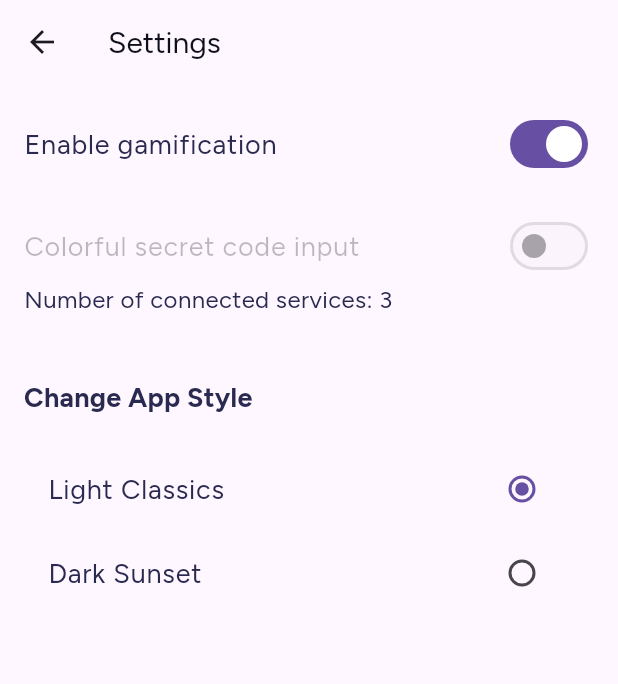
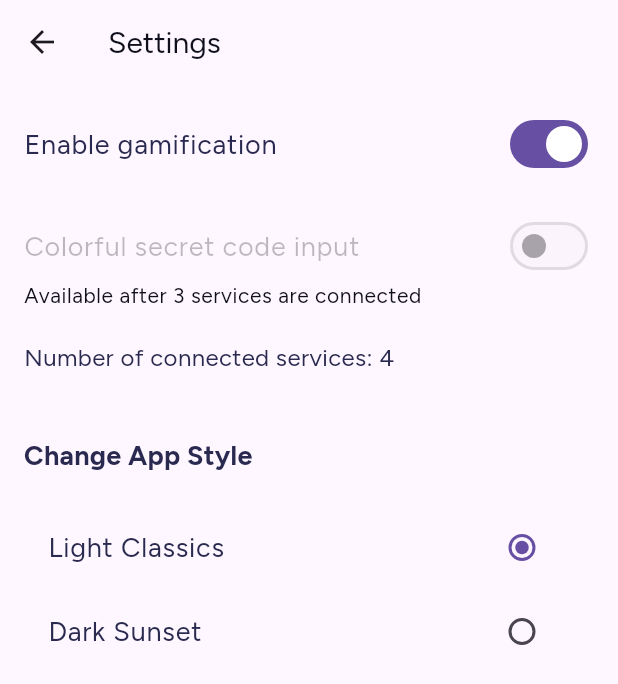
Before and after one commit to Jesya-o/gamified-mfa, a Flutter app: the SettingsScreen screen opened directly, on a phone screen of 412 x 824 dp. Shown: the top 684 px of the screen. Run offline on Flutter 3.47's test engine with Material 3 defaults, Android fonts, the phone set to English and light mode, and no system bars; our stand-ins replace firebase_core, firebase_messaging, google_fonts, qr_flutter, shared_preferences; accounts and stored records are empty.

Commit message:
connected services amount

```diff
--- a/lib/config/config.dart
+++ b/lib/config/config.dart
@@ -49,7 +49,7 @@ double pointsBadgeML(Size screen) {return screen.width / 2 + 70;}
 const double pointsBadgeOpacity = 0.9;
 const double borderRadius = 15;
 
-const int numberOfConnectedServices = 3;
+const int numberOfConnectedServices = 4;
 
 // Animations
 const int shakeDelay = 500;
--- a/lib/config/theme_data.dart
+++ b/lib/config/theme_data.dart
@@ -44,7 +44,7 @@ final ThemeData lightTheme = ThemeData(
         TextStyle(fontSize: 18, fontWeight: FontWeight.bold, color: lightBlue),
     bodyLarge: TextStyle(fontSize: 18, color: lightBlue),
     bodyMedium: TextStyle(fontSize: 16, color: lightBlue),
-    bodySmall: TextStyle(color: veryDarkBlue),
+    bodySmall: TextStyle(fontSize: 14, color: veryDarkBlue),
     labelLarge: TextStyle(fontSize: 16, color: snow),
     labelMedium: TextStyle(fontSize: 14, color: snow),
     displayLarge: TextStyle(
@@ -98,7 +98,7 @@ final ThemeData darkTheme = ThemeData(
   appBarTheme: AppBarTheme(
     elevation: 0, // No separation
     titleTextStyle: TextStyle(
-      color: maize,
+      color: snow,
       fontSize: 20,
       fontFamily: GoogleFonts.almendra().fontFamily,
     ),
@@ -111,7 +111,7 @@ final ThemeData darkTheme = ThemeData(
         TextStyle(fontSize: 18, fontWeight: FontWeight.bold, color: maize),
     bodyLarge: TextStyle(fontSize: 18, color: maize),
     bodyMedium: TextStyle(fontSize: 16, color: maize),
-    bodySmall: TextStyle(color: veryDarkBlue),
+    bodySmall: TextStyle(fontSize: 14, color: snow),
     labelLarge: TextStyle(fontSize: 16, color: snow),
     labelMedium: TextStyle(fontSize: 14, color: snow),
     displayLarge: TextStyle(
--- a/lib/screens/settings_screen.dart
+++ b/lib/screens/settings_screen.dart
@@ -106,6 +106,9 @@ class _SettingsScreenState extends State<SettingsScreen> {
                 );
               },
             ),
+            Text('Available after 3 services are connected',
+                style: Theme.of(context).textTheme.bodySmall),
+            SizedBox(height: defaultSpaceBtwElements),
             Text('Number of connected services: $numberOfConnectedServices',
                 style: Theme.of(context).textTheme.bodyMedium),
             SizedBox(height: defaultSpaceBtwElements * 2),
```
